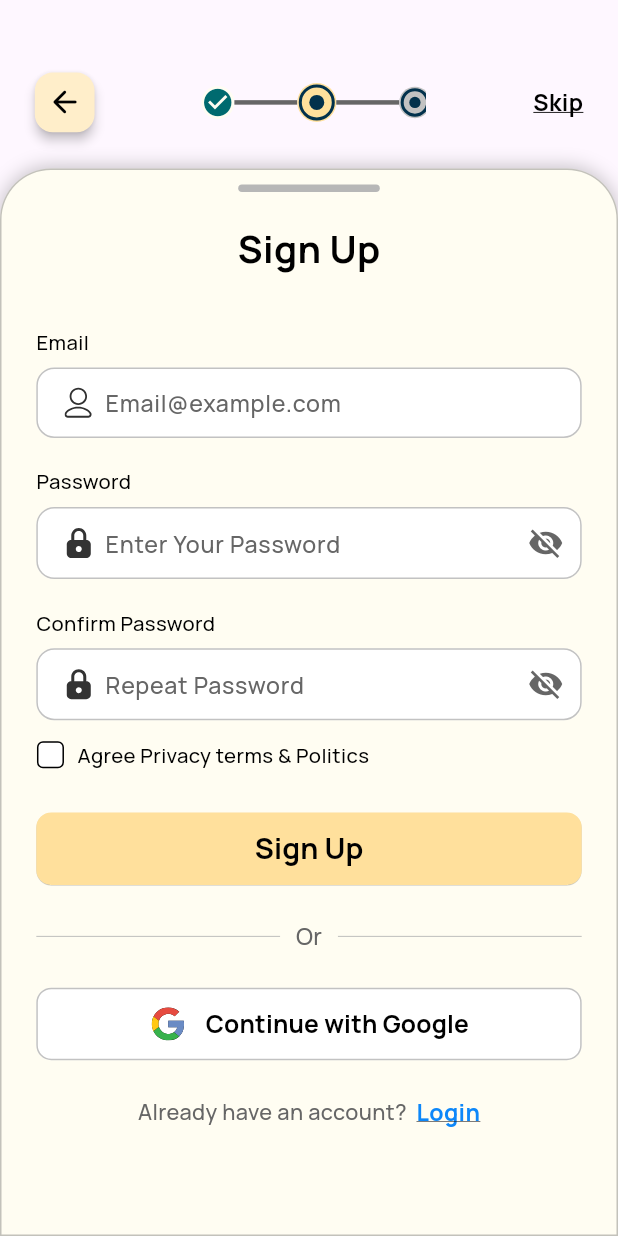
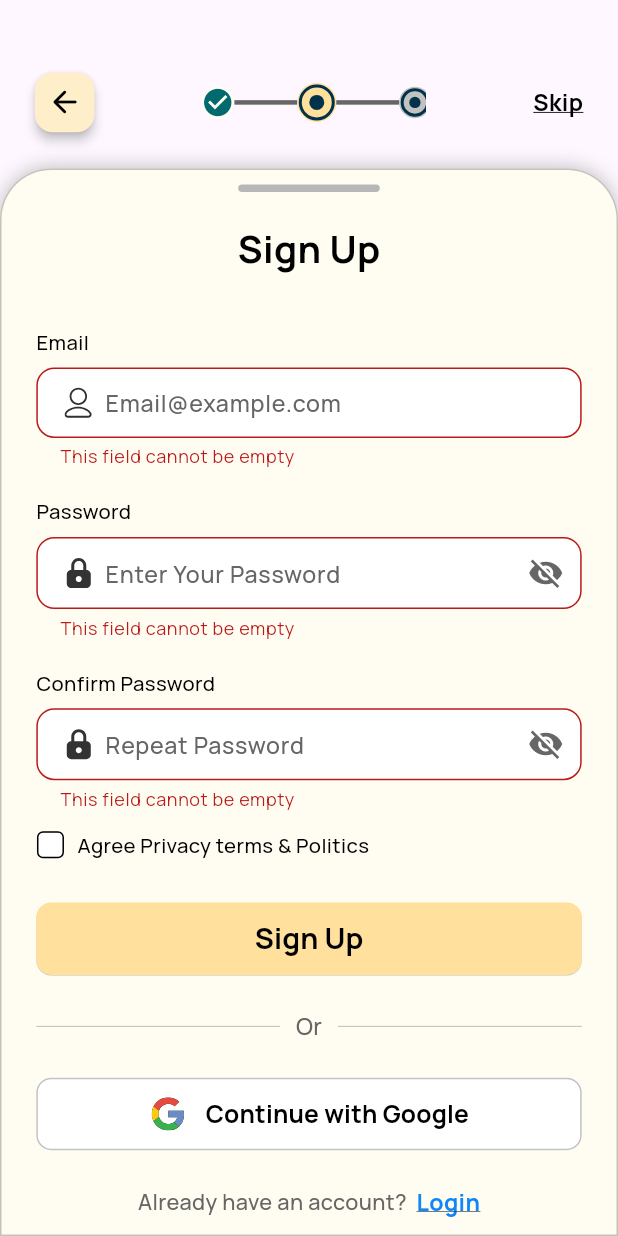
Before and after one commit to moayyad24/old_but_gold, a Flutter app: the SignUpScreen screen opened by its route, after a tap on "Sign Up", on a phone screen of 412 x 824 dp. Run offline on Flutter 3.47's test engine with Material 3 defaults, Android fonts, the phone set to English and light mode, and no system bars; our stand-ins replace dartz, device_preview, dio, flutter_bloc, flutter_screenutil, flutter_svg and 1 more; missing offline and left inert: adoptive_calendar, slang; generated files the repository leaves out were written again.

Commit message:
dependency injection and input validator have been added, connect the cubit with ui

```diff
--- a/lib/core/helper/api_service.dart
+++ b/lib/core/helper/api_service.dart
@@ -1,6 +1,10 @@
 import 'package:dio/dio.dart';
+import 'package:old_but_gold/i18n/strings.g.dart';
 
 class ApiService {
+  //! start xampp server:
+  //! php artisan serve --host=0.0.0.0 --port=8000
+  //! php artisan queue:work
   final String _baseUrl = "http://192.168.1.111:8000/api/";
   final Dio _dio;
 
@@ -11,7 +15,7 @@ class ApiService {
       receiveTimeout: const Duration(seconds: 10),
       headers: {
         'Accept': 'application/json',
-        'Accept-Language': 'ar',
+        'Accept-Language': LocaleSettings.currentLocale.languageCode,
         'Content-Type': 'multipart/form-data',
       },
     );
--- a/lib/core/helper/app_router.dart
+++ b/lib/core/helper/app_router.dart
@@ -1,5 +1,9 @@
 import 'package:flutter/material.dart';
+import 'package:flutter_bloc/flutter_bloc.dart';
 import 'package:old_but_gold/core/constants/routes.dart';
+import 'package:old_but_gold/core/helper/dependency_injection.dart';
+import 'package:old_but_gold/features/auth/data/repos/auth_repo_impl.dart';
+import 'package:old_but_gold/features/auth/manager/register_cubit/register_cubit.dart';
 import 'package:old_but_gold/features/auth/ui/forget_password_screen.dart';
 import 'package:old_but_gold/features/auth/ui/login_screen.dart';
 import 'package:old_but_gold/features/auth/ui/sign_up_screen.dart';
@@ -39,7 +43,13 @@ class AppRouter {
   }
 
   Route _buildSignUpScreen() {
-    return MaterialPageRoute(builder: (_) => const SignUpScreen());
+    return MaterialPageRoute(
+      builder:
+          (_) => BlocProvider(
+            create: (context) => RegisterCubit(getIt.get<AuthRepoImpl>()),
+            child: const SignUpScreen(),
+          ),
+    );
   }
 
   Route _buildForgetPasswordScreen() {
--- /dev/null
+++ b/lib/core/helper/dependency_injection.dart
@@ -0,0 +1,16 @@
+import 'package:dio/dio.dart';
+import 'package:get_it/get_it.dart';
+import 'package:old_but_gold/core/helper/api_service.dart';
+import 'package:old_but_gold/features/auth/data/repos/auth_repo_impl.dart';
+
+final getIt = GetIt.instance;
+
+void setupGetIt() {
+  //ApiService
+  getIt.registerLazySingleton<ApiService>(() => ApiService(Dio()));
+
+  //Auth
+  getIt.registerLazySingleton<AuthRepoImpl>(
+    () => AuthRepoImpl(getIt.get<ApiService>()),
+  );
+}
--- /dev/null
+++ b/lib/core/helper/input_validator.dart
@@ -0,0 +1,106 @@
+// Enum for input types
+enum InputType { username, email, password, phone }
+
+class InputValidator {
+  // Constants for validation patterns
+  static const String _usernamePattern = r'^[a-zA-Z0-9_ ]{3,30}$';
+  static const String _emailPattern =
+      r'^[a-zA-Z0-9.!#$%&*+/=?^_`{|}~-]+@[a-zA-Z0-9-]+(?:\.[a-zA-Z0-9-]+)*$';
+  static const String _passwordPattern =
+      r'^(?=.*[A-Za-z])(?=.*\d)[A-Za-z\d@$!%*#?&]{8,}$';
+  static const String _phonePattern =
+      r'^[+]*[(]{0,1}[0-9]{1,4}[)]{0,1}[-\s\./0-9]*$';
+
+  // Validation methods
+  static bool isValidUsername(String username) =>
+      RegExp(_usernamePattern).hasMatch(username);
+
+  static bool isValidEmail(String email) =>
+      RegExp(_emailPattern).hasMatch(email);
+
+  static bool isValidPassword(String password) =>
+      RegExp(_passwordPattern).hasMatch(password);
+
+  static bool isValidPhone(String phone) =>
+      RegExp(_phonePattern).hasMatch(phone);
+
+  // Main validation method
+  static String? validateInput({
+    required String value,
+    required int minLength,
+    required int maxLength,
+    required InputType type,
+    bool isRequired = true,
+  }) {
+    // Check for empty value
+    if (isRequired && value.isEmpty) {
+      return 'This field cannot be empty';
+    }
+
+    // Skip further validation if empty and not required
+    if (value.isEmpty) return null;
+
+    // Length validation
+    if (value.length < minLength) {
+      return 'Must be at least $minLength characters';
+    }
+    if (value.length > maxLength) {
+      return 'Cannot exceed $maxLength characters';
+    }
+
+    // Type-specific validation
+    switch (type) {
+      case InputType.username:
+        if (!isValidUsername(value)) {
+          return 'Username can only contain letters, numbers, spaces, and underscores';
+        }
+        break;
+      case InputType.email:
+        if (!isValidEmail(value)) {
+          return 'Please enter a valid email address';
+        }
+        break;
+      case InputType.password:
+        if (!isValidPassword(value)) {
+          return 'Password must be at least 8 characters with at least one letter and one number';
+        }
+        break;
+      case InputType.phone:
+        if (!isValidPhone(value)) {
+          return 'Please enter a valid phone number';
+        }
+        break;
+    }
+
+    return null;
+  }
+
+  // Convenience methods with common defaults
+  static String? validateUsername(String value) => validateInput(
+    value: value,
+    minLength: 3,
+    maxLength: 30,
+    type: InputType.username,
+  );
+
+  static String? validateEmail(String value) => validateInput(
+    value: value,
+    minLength: 5,
+    maxLength: 50,
+    type: InputType.email,
+  );
+
+  static String? validatePassword(String value) => validateInput(
+    value: value,
+    minLength: 8,
+    maxLength: 50,
+    type: InputType.password,
+  );
+
+  static String? validatePhone(String value) => validateInput(
+    value: value,
+    minLength: 8,
+    maxLength: 15,
+    type: InputType.phone,
+  );
+}
--- a/lib/features/auth/manager/register_cubit/register_cubit.dart
+++ b/lib/features/auth/manager/register_cubit/register_cubit.dart
@@ -11,10 +11,12 @@ class RegisterCubit extends Cubit<RegisterState> {
     emit(RegisterLoading());
     var result = await authRepo.register(data);
     result.fold(
-      (l) {
-        emit(RegisterFailure());
+      (f) {
+        //failure
+        emit(RegisterFailure(errorMessage: f.message));
       },
-      (r) {
+      (s) {
+        //success
         emit(RegisterSuccess());
       },
     );
--- a/lib/features/auth/manager/register_cubit/register_state.dart
+++ b/lib/features/auth/manager/register_cubit/register_state.dart
@@ -6,4 +6,7 @@ final class RegisterLoading extends RegisterState {}
 
 final class RegisterSuccess extends RegisterState {}
 
-final class RegisterFailure extends RegisterState {}
+final class RegisterFailure extends RegisterState {
+  final String errorMessage;
+  RegisterFailure({required this.errorMessage});
+}
--- a/lib/features/auth/ui/sign_up_screen.dart
+++ b/lib/features/auth/ui/sign_up_screen.dart
@@ -1,8 +1,13 @@
+import 'package:dio/dio.dart';
 import 'package:flutter/material.dart';
+import 'package:flutter_bloc/flutter_bloc.dart';
 import 'package:flutter_screenutil/flutter_screenutil.dart';
 import 'package:old_but_gold/core/constants/routes.dart';
+import 'package:old_but_gold/core/helper/input_validator.dart';
 import 'package:old_but_gold/core/theme/app_text_styles.dart';
 import 'package:old_but_gold/core/widgets/drag_handle.dart';
+import 'package:old_but_gold/features/auth/manager/register_cubit/register_cubit.dart';
+import 'package:old_but_gold/features/auth/manager/register_cubit/register_state.dart';
 import 'package:old_but_gold/features/auth/ui/widgets/auth_app_bar.dart';
 import 'package:old_but_gold/core/widgets/app_confirm_button.dart';
 import 'package:old_but_gold/core/widgets/app_text_field.dart';
@@ -14,8 +19,26 @@ import 'package:old_but_gold/features/auth/ui/widgets/remember_me_checkbox.dart'
 import 'package:old_but_gold/features/auth/ui/widgets/sign_up_prompt.dart';
 import 'package:old_but_gold/i18n/strings.g.dart';
 
-class SignUpScreen extends StatelessWidget {
+class SignUpScreen extends StatefulWidget {
   const SignUpScreen({super.key});
+
+  @override
+  State<SignUpScreen> createState() => _SignUpScreenState();
+}
+
+class _SignUpScreenState extends State<SignUpScreen> {
+  TextEditingController emailController = TextEditingController();
+  TextEditingController passwordController = TextEditingController();
+  TextEditingController confirmPasswordController = TextEditingController();
+  GlobalKey<FormState> formkey = GlobalKey();
+
+  @override
+  void dispose() {
+    super.dispose();
+    emailController.dispose();
+    passwordController.dispose();
+    confirmPasswordController.dispose();
+  }
 
   @override
   Widget build(BuildContext context) {
@@ -26,10 +49,12 @@ class SignUpScreen extends StatelessWidget {
             dots: [DotState.completed, DotState.current, DotState.next],
           ),
           ContentArea(
+            child: Form(
+              key: formkey,
               child: Column(
                 mainAxisSize: MainAxisSize.max,
                 children: [
-                DragHandle(),
+                  const DragHandle(),
                   SizedBox(height: 20.h),
                   Text(t.auth.signUp, style: AppTextStyles.bold26),
                   SizedBox(height: 36.h),
@@ -37,9 +62,9 @@ class SignUpScreen extends StatelessWidget {
                     fieldTitle: t.auth.email,
                     hintText: t.auth.emailExample,
                     iconPath: 'assets/icons/user_icon.svg',
-                  myController: TextEditingController(),
-                  checkValid: (p0) {
-                    return '';
+                    myController: emailController,
+                    checkValid: (v) {
+                      return InputValidator.validateEmail(v!);
                     },
                   ),
                   SizedBox(height: 20.h),
@@ -47,10 +72,10 @@ class SignUpScreen extends StatelessWidget {
                     fieldTitle: t.auth.password,
                     hintText: t.auth.enterYourPassword,
                     iconPath: 'assets/icons/lock.svg',
-                  myController: TextEditingController(),
+                    myController: passwordController,
                     isObscure: true,
-                  checkValid: (p0) {
-                    return '';
+                    checkValid: (v) {
+                      return InputValidator.validatePassword(v!);
                     },
                   ),
                   SizedBox(height: 20.h),
@@ -58,10 +83,10 @@ class SignUpScreen extends StatelessWidget {
                     fieldTitle: t.auth.confirmPassword,
                     hintText: t.auth.repeatPassword,
                     iconPath: 'assets/icons/lock.svg',
-                  myController: TextEditingController(),
+                    myController: confirmPasswordController,
                     isObscure: true,
-                  checkValid: (p0) {
-                    return '';
+                    checkValid: (v) {
+                      return InputValidator.validatePassword(v!);
                     },
                   ),
                   SizedBox(height: 14.h),
@@ -70,19 +95,17 @@ class SignUpScreen extends StatelessWidget {
                     child: RememberMeCheckbox(),
                   ),
                   SizedBox(height: 30.h),
-                AppConfirmButton(
-                  text: t.auth.signUp,
-                  onPressed: () {
-                    // Handle login logic
-                  },
-                  isLoading: false,
+                  SignUpConfirmButton(
+                    formkey: formkey,
+                    email: emailController,
+                    password: passwordController,
+                    confirmPassword: confirmPasswordController,
                   ),
                   SizedBox(height: 24.h),
                   OrDivider(),
                   SizedBox(height: 24.h),
                   GoogleAuthButton(
                     onPressed: () {
-                    LocaleSettings.setLocale(AppLocale.ar);
                       // Handle Google sign in
                     },
                     isLoading: false,
@@ -100,8 +123,58 @@ class SignUpScreen extends StatelessWidget {
                 ],
               ),
             ),
+          ),
         ],
       ),
     );
   }
 }
+
+class SignUpConfirmButton extends StatelessWidget {
+  const SignUpConfirmButton({
+    super.key,
+    required this.formkey,
+    required this.email,
+    required this.password,
+    required this.confirmPassword,
+  });
+
+  final GlobalKey<FormState> formkey;
+  final TextEditingController email;
+  final TextEditingController password;
+  final TextEditingController confirmPassword;
+
+  @override
+  Widget build(BuildContext context) {
+    return BlocConsumer<RegisterCubit, RegisterState>(
+      listener: (context, state) {
+        if (state is RegisterFailure) {
+          ScaffoldMessenger.of(context).showSnackBar(
+            SnackBar(
+              content: Text(state.errorMessage), // Display error from state
+              backgroundColor: Colors.red,
+            ),
+          );
+        } else if (state is RegisterSuccess) {
+          Navigator.pushNamed(context, Routes.verifyCodeScreen);
+        }
+      },
+      builder: (context, state) {
+        return AppConfirmButton(
+          text: t.auth.signUp,
+          onPressed: () async {
+            if (formkey.currentState!.validate()) {
+              FormData data = FormData.fromMap({
+                'email': email.text,
+                'password': password.text,
+                'password_confirmation': confirmPassword.text,
+              });
+              await BlocProvider.of<RegisterCubit>(context).register(data);
+            }
+          },
+          isLoading: (state is RegisterLoading) ? true : false,
+        );
+      },
+    );
+  }
+}
--- a/lib/main.dart
+++ b/lib/main.dart
@@ -2,6 +2,7 @@ import 'package:device_preview/device_preview.dart';
 import 'package:flutter/material.dart';
 import 'package:flutter_screenutil/flutter_screenutil.dart';
 import 'package:old_but_gold/core/helper/app_router.dart';
+import 'package:old_but_gold/core/helper/dependency_injection.dart';
 import 'package:old_but_gold/old_but_gold.dart';
 import 'i18n/strings.g.dart';
 
@@ -9,6 +10,7 @@ void main() async {
   WidgetsFlutterBinding.ensureInitialized();
   LocaleSettings.setLocale(AppLocale.en);
   await ScreenUtil.ensureScreenSize();
+  setupGetIt();
   runApp(
     TranslationProvider(
       child: DevicePreview(
```
Lines whose indentation alone changed are shown as unchanged.
